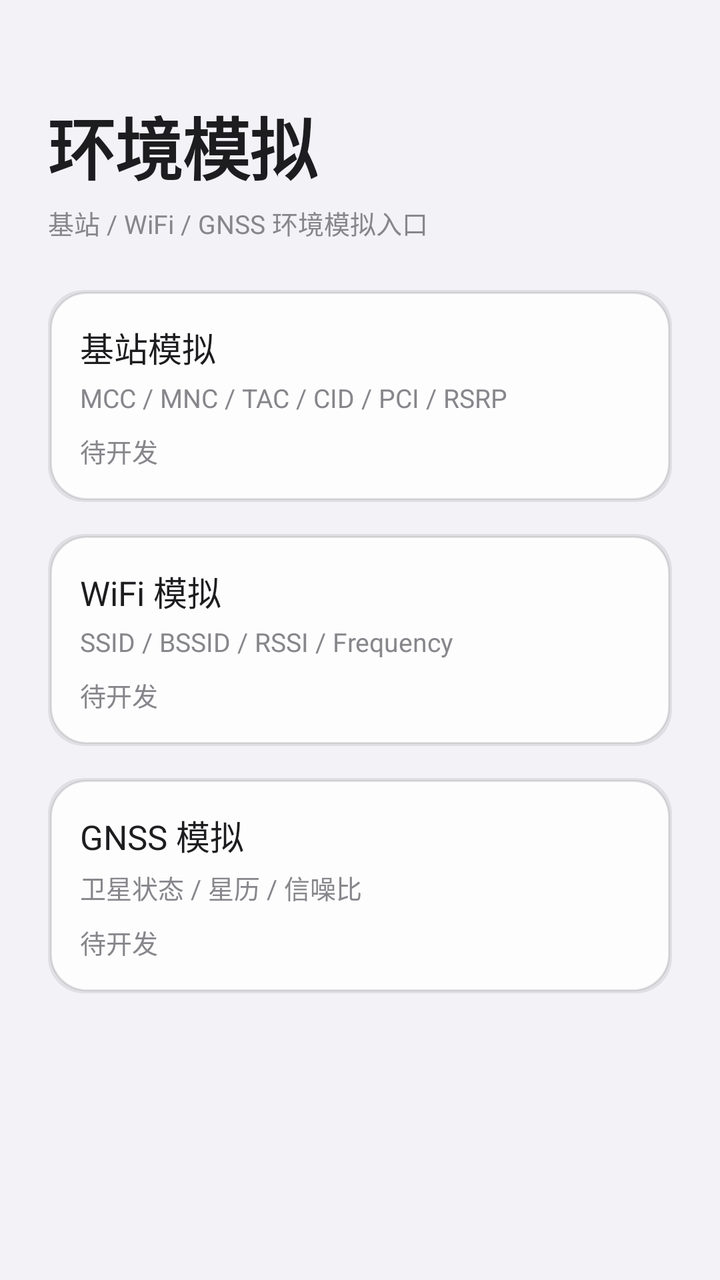
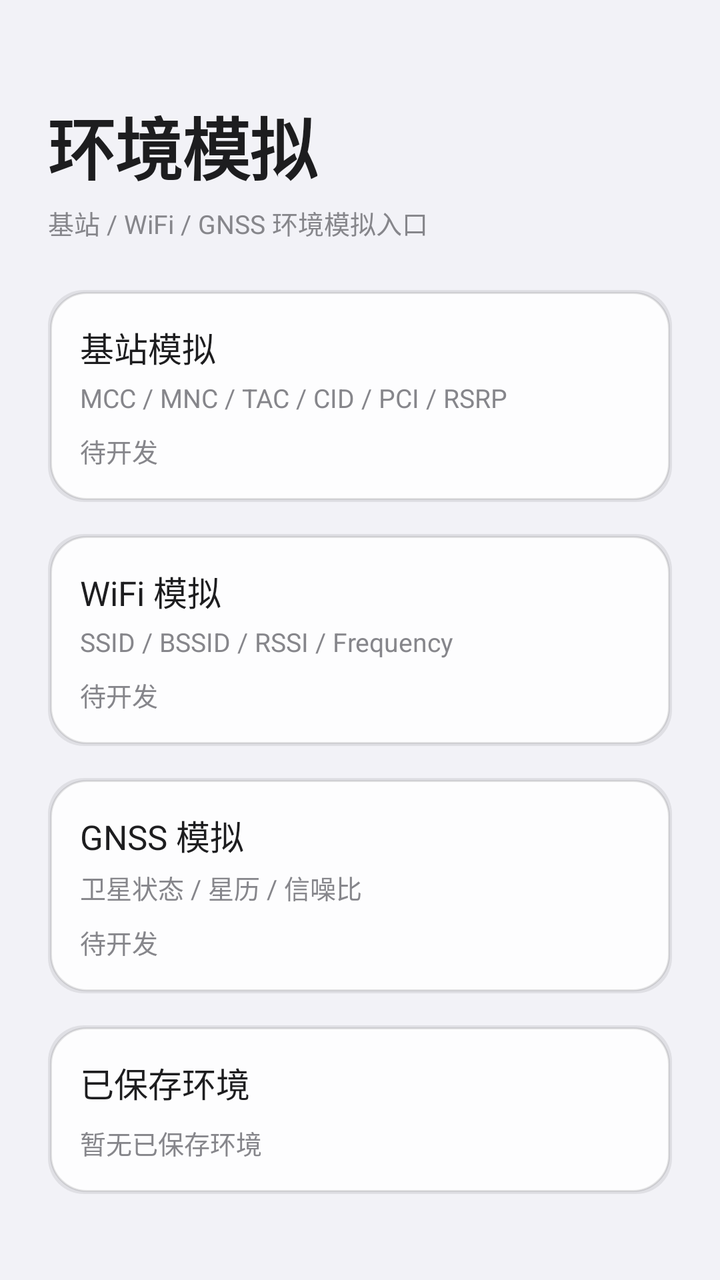

Two renders of the same Android screen: before a commit and after it. Below are the layout's source before the change and the commit's diff.
<!-- AndroidManifest.xml: application theme Theme.ZVirtualEnv -->
<!-- res/layout/fragment_env.xml -->
<?xml version="1.0" encoding="utf-8"?>
<ScrollView xmlns:android="http://schemas.android.com/apk/res/android"
    android:layout_width="match_parent"
    android:layout_height="match_parent"
    android:overScrollMode="never">

    <LinearLayout
        android:layout_width="match_parent"
        android:layout_height="wrap_content"
        android:orientation="vertical"
        android:paddingStart="@dimen/space_lg"
        android:paddingTop="@dimen/space_xl"
        android:paddingEnd="@dimen/space_lg"
        android:paddingBottom="@dimen/space_lg">

        <TextView
            android:layout_width="wrap_content"
            android:layout_height="wrap_content"
            android:text="@string/env_title"
            style="@style/Text.Hero" />

        <TextView
            android:layout_width="wrap_content"
            android:layout_height="wrap_content"
            android:layout_marginTop="@dimen/space_xs"
            android:text="@string/env_subtitle"
            style="@style/Text.Caption" />

        <LinearLayout
            android:id="@+id/cellCard"
            android:layout_width="match_parent"
            android:layout_height="wrap_content"
            android:layout_marginTop="@dimen/space_lg"
            android:background="@drawable/bg_card"
            android:clickable="true"
            android:focusable="true"
            android:orientation="vertical"
            android:padding="@dimen/space_md">

            <TextView
                android:layout_width="wrap_content"
                android:layout_height="wrap_content"
                android:text="@string/env_cell_title"
                style="@style/Text.Headline" />

            <TextView
                android:layout_width="wrap_content"
                android:layout_height="wrap_content"
                android:layout_marginTop="@dimen/space_xs"
                android:text="@string/env_cell_desc"
                style="@style/Text.Caption" />

            <TextView
                android:id="@+id/cellStatus"
                android:layout_width="wrap_content"
                android:layout_height="wrap_content"
                android:layout_marginTop="@dimen/space_sm"
                android:text="@string/env_pending"
                style="@style/Text.Caption" />
        </LinearLayout>

        <LinearLayout
            android:id="@+id/wifiCard"
            android:layout_width="match_parent"
            android:layout_height="wrap_content"
            android:layout_marginTop="@dimen/space_md"
            android:background="@drawable/bg_card"
            android:clickable="true"
            android:focusable="true"
            android:orientation="vertical"
            android:padding="@dimen/space_md">

            <TextView
                android:layout_width="wrap_content"
                android:layout_height="wrap_content"
                android:text="@string/env_wifi_title"
                style="@style/Text.Headline" />

            <TextView
                android:layout_width="wrap_content"
                android:layout_height="wrap_content"
                android:layout_marginTop="@dimen/space_xs"
                android:text="@string/env_wifi_desc"
                style="@style/Text.Caption" />

            <TextView
                android:id="@+id/wifiStatus"
                android:layout_width="wrap_content"
                android:layout_height="wrap_content"
                android:layout_marginTop="@dimen/space_sm"
                android:text="@string/env_pending"
                style="@style/Text.Caption" />
        </LinearLayout>

        <LinearLayout
            android:id="@+id/gnssCard"
            android:layout_width="match_parent"
            android:layout_height="wrap_content"
            android:layout_marginTop="@dimen/space_md"
            android:background="@drawable/bg_card"
            android:clickable="true"
            android:focusable="true"
            android:orientation="vertical"
            android:padding="@dimen/space_md">

            <TextView
                android:layout_width="wrap_content"
                android:layout_height="wrap_content"
                android:text="@string/env_gnss_title"
                style="@style/Text.Headline" />

            <TextView
                android:layout_width="wrap_content"
                android:layout_height="wrap_content"
                android:layout_marginTop="@dimen/space_xs"
                android:text="@string/env_gnss_desc"
                style="@style/Text.Caption" />

            <TextView
                android:id="@+id/gnssStatus"
                android:layout_width="wrap_content"
                android:layout_height="wrap_content"
                android:layout_marginTop="@dimen/space_sm"
                android:text="@string/env_pending"
                style="@style/Text.Caption" />
        </LinearLayout>
    </LinearLayout>
</ScrollView>
<!-- resources referenced by this layout -->
<resources>
  <dimen name="space_lg">24dp</dimen>
  <dimen name="space_md">16dp</dimen>
  <dimen name="space_sm">8dp</dimen>
  <dimen name="space_xl">48dp</dimen>
  <dimen name="space_xs">4dp</dimen>
  <!-- drawable bg_card (drawable) -->
  <?xml version="1.0" encoding="utf-8"?>
  <layer-list xmlns:android="http://schemas.android.com/apk/res/android">
      <item>
          <shape android:shape="rectangle">
              <corners android:radius="@dimen/radius_card" />
              <solid android:color="@color/glass_shadow" />
          </shape>
      </item>
      <item
          android:bottom="1dp"
          android:left="1dp"
          android:right="1dp"
          android:top="1dp">
          <shape android:shape="rectangle">
              <corners android:radius="@dimen/radius_card" />
              <solid android:color="@color/card_fill" />
              <stroke
                  android:width="1dp"
                  android:color="@color/card_border" />
          </shape>
      </item>
  </layer-list>
  <string name="env_cell_desc">MCC / MNC / TAC / CID / PCI / RSRP</string>
  <string name="env_cell_title">基站模拟</string>
  <string name="env_gnss_desc">卫星状态 / 星历 / 信噪比</string>
  <string name="env_gnss_title">GNSS 模拟</string>
  <string name="env_pending">待开发</string>
  <string name="env_subtitle">基站 / WiFi / GNSS 环境模拟入口</string>
  <string name="env_title">环境模拟</string>
  <string name="env_wifi_desc">SSID / BSSID / RSSI / Frequency</string>
  <string name="env_wifi_title">WiFi 模拟</string>
  <style name="Text.Caption" parent="android:TextAppearance.Material">
          <item name="android:textSize">@dimen/text_caption</item>
          <item name="android:textColor">@color/text_secondary</item>
      </style>
  <style name="Text.Headline" parent="android:TextAppearance.Material">
          <item name="android:textSize">@dimen/text_headline</item>
          <item name="android:textStyle">normal</item>
          <item name="android:textColor">@color/text_primary</item>
      </style>
  <style name="Text.Hero" parent="android:TextAppearance.Material">
          <item name="android:textSize">@dimen/text_hero</item>
          <item name="android:textStyle">bold</item>
          <item name="android:textColor">@color/text_primary</item>
          <item name="android:letterSpacing">-0.01</item>
      </style>
  <style name="Theme.ZVirtualEnv" parent="android:Theme.Material.Light.NoActionBar">
          <item name="android:windowBackground">@color/bg_primary</item>
          <item name="android:statusBarColor">@android:color/transparent</item>
          <item name="android:navigationBarColor">@android:color/transparent</item>
          <item name="android:windowLightStatusBar">true</item>
          <item name="android:colorAccent">@color/accent</item>
          <item name="android:colorPrimary">@color/accent</item>
          <item name="android:textColorPrimary">@color/text_primary</item>
          <item name="android:textColorSecondary">@color/text_secondary</item>
      </style>
  <dimen name="radius_card">18dp</dimen>
  <color name="glass_shadow">#14000000</color>
  <color name="card_fill">#F2FFFFFF</color>
  <color name="card_border">#1A000000</color>
  <dimen name="text_caption">13sp</dimen>
  <color name="text_secondary">#86868B</color>
  <dimen name="text_headline">17sp</dimen>
  <color name="text_primary">#1D1D1F</color>
  <dimen name="text_hero">34sp</dimen>
  <color name="bg_primary">#F2F2F7</color>
  <color name="accent">#0071E3</color>
</resources>

<!-- the commit's change to res/layout/fragment_env.xml (unified diff, before → after) -->
@@ -124,5 +124,36 @@
                 android:text="@string/env_pending"
                 style="@style/Text.Caption" />
         </LinearLayout>
+
+        
+        <LinearLayout
+            android:layout_width="match_parent"
+            android:layout_height="wrap_content"
+            android:layout_marginTop="@dimen/space_md"
+            android:background="@drawable/bg_card"
+            android:orientation="vertical"
+            android:padding="@dimen/space_md">
+
+            <TextView
+                android:layout_width="wrap_content"
+                android:layout_height="wrap_content"
+                android:text="@string/env_saved_title"
+                style="@style/Text.Headline" />
+
+            <TextView
+                android:id="@+id/savedEnvEmpty"
+                android:layout_width="match_parent"
+                android:layout_height="wrap_content"
+                android:layout_marginTop="@dimen/space_sm"
+                android:text="@string/env_saved_empty"
+                android:textColor="@color/text_secondary"
+                style="@style/Text.Caption" />
+
+            <LinearLayout
+                android:id="@+id/savedEnvList"
+                android:layout_width="match_parent"
+                android:layout_height="wrap_content"
+                android:orientation="vertical" />
+        </LinearLayout>
     </LinearLayout>
 </ScrollView>
<!-- resource entries referenced after the edit -->
@@ -1,5 +1,6 @@
 <!-- resources referenced by this layout -->
 <resources>
+  <color name="text_secondary">#86868B</color>
   <dimen name="space_lg">24dp</dimen>
   <dimen name="space_md">16dp</dimen>
   <dimen name="space_sm">8dp</dimen>
@@ -33,6 +34,8 @@
   <string name="env_gnss_desc">卫星状态 / 星历 / 信噪比</string>
   <string name="env_gnss_title">GNSS 模拟</string>
   <string name="env_pending">待开发</string>
+  <string name="env_saved_empty">暂无已保存环境</string>
+  <string name="env_saved_title">已保存环境</string>
   <string name="env_subtitle">基站 / WiFi / GNSS 环境模拟入口</string>
   <string name="env_title">环境模拟</string>
   <string name="env_wifi_desc">SSID / BSSID / RSSI / Frequency</string>
@@ -67,7 +70,6 @@
   <color name="card_fill">#F2FFFFFF</color>
   <color name="card_border">#1A000000</color>
   <dimen name="text_caption">13sp</dimen>
-  <color name="text_secondary">#86868B</color>
   <dimen name="text_headline">17sp</dimen>
   <color name="text_primary">#1D1D1F</color>
   <dimen name="text_hero">34sp</dimen>
